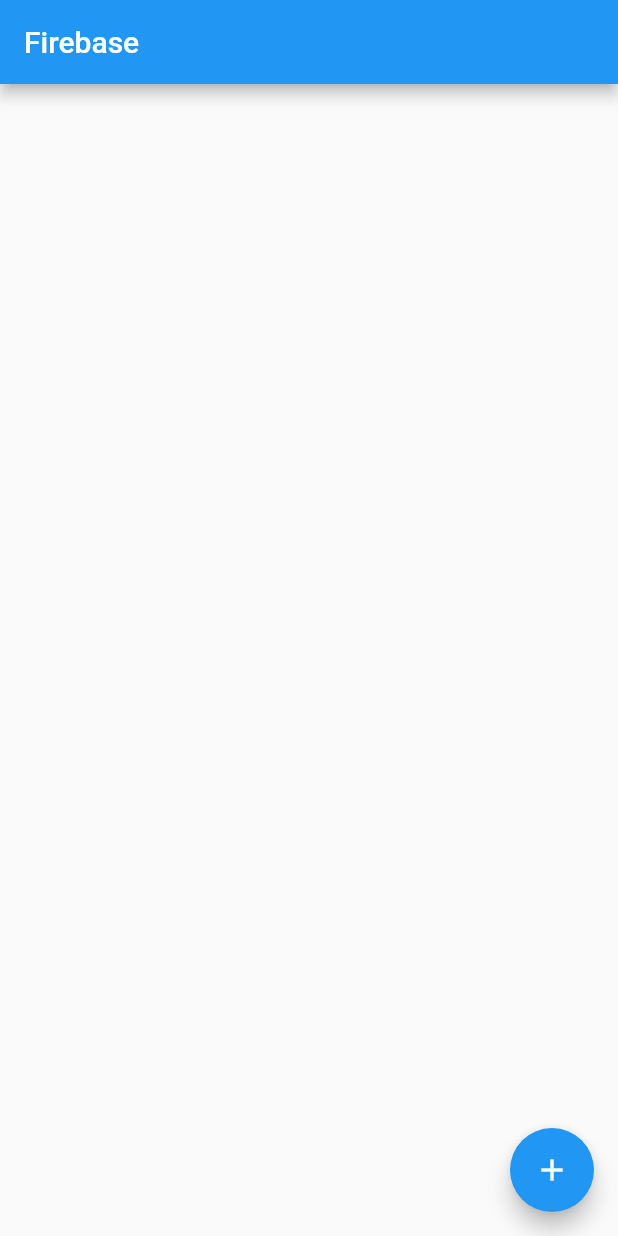
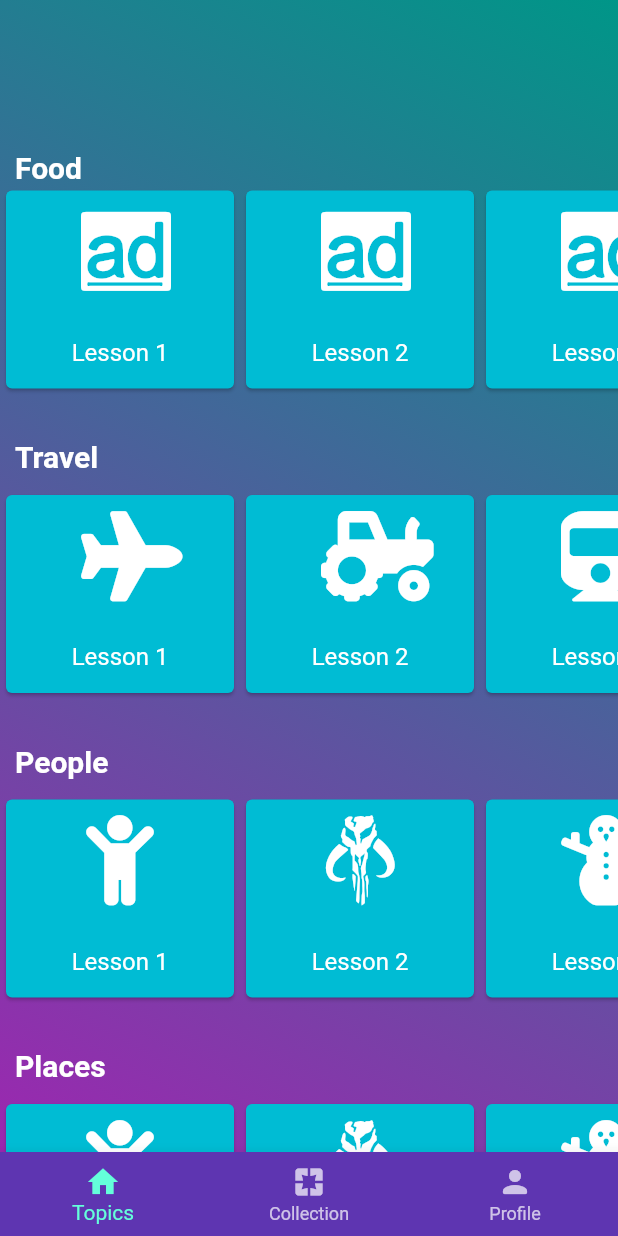
Before and after one commit to carolinemmcg2020/learn_tagalog, a Flutter app: the screen it shows after launch, on a phone screen of 412 x 824 dp. Run offline on Flutter 3.47's test engine with Material 2 defaults, Android fonts, the phone set to English and light mode, and no system bars; our stand-ins replace cloud_firestore, firebase_core, font_awesome_flutter; accounts and stored records are empty.

Commit message:
Homepage Setup

```diff
--- /dev/null
+++ b/lib/bottom_nav_bar.dart
@@ -0,0 +1,68 @@
+import 'package:flutter/material.dart';
+import 'package:learn_tagalog/collection.dart';
+import 'package:learn_tagalog/profile.dart';
+import 'package:learn_tagalog/homepage.dart';
+
+class BottomNavBar extends StatefulWidget{
+
+  @override
+  _BottomNavBarState createState() => _BottomNavBarState();
+}
+
+class _BottomNavBarState extends State<BottomNavBar>{
+  int _selectedIndex = 0;
+
+  final _pageOptions = [
+    Homepage(),
+    Collection(),
+    Profile(),
+  ];
+
+  static const List<Widget> _pages = <Widget>[
+    Icon(
+      Icons.home,
+      size: 150,
+    ),
+    Icon(
+      Icons.pages,
+      size: 150,
+    ),
+    Icon(
+      Icons.person_rounded,
+      size: 150,
+    )
+  ];
+
+  void _onItemTapped(int index){
+    setState((){
+      _selectedIndex = index;
+    });
+  }
+  @override
+  Widget build(BuildContext context) {
+    return Scaffold(
+        body: Center(
+          child: _pageOptions.elementAt(_selectedIndex),
+        ),
+        bottomNavigationBar: BottomNavigationBar(
+          backgroundColor: Colors.deepPurple.shade600,
+          items: [
+            BottomNavigationBarItem(
+              icon: Icon(Icons.home),
+              label: 'Topics',
+            ),
+            BottomNavigationBarItem(
+              icon: Icon(Icons.pages),
+              label: 'Collection',
+            ),
+            BottomNavigationBarItem(
+              icon: Icon(Icons.person_rounded),
+              label: 'Profile',
+            ),
+          ],
+          currentIndex: _selectedIndex,
+          onTap: _onItemTapped,
+        ),
+      );
+  }
+}
--- /dev/null
+++ b/lib/collection.dart
@@ -0,0 +1,26 @@
+import 'package:flutter/material.dart';
+
+class Collection extends StatefulWidget{
+  @override
+  _CollectionState createState() => _CollectionState();
+}
+
+class _CollectionState extends State<Collection>{
+  @override
+  Widget build(BuildContext context) {
+    return Scaffold(
+      body: Center(
+        child: Container(
+          decoration: BoxDecoration(
+            gradient: LinearGradient(
+                begin: Alignment.bottomLeft,
+                end: Alignment.topRight,
+                colors: [Colors.red.shade600, Colors.purple.shade300]
+            ),
+          ),
+        ),
+      ),
+    );
+  }
+
+}
--- /dev/null
+++ b/lib/homepage.dart
@@ -0,0 +1,203 @@
+import 'package:flutter/material.dart';
+import 'package:learn_tagalog/lesson_content.dart';
+import 'reusable_card.dart';
+import 'package:font_awesome_flutter/font_awesome_flutter.dart';
+
+const bottomContainerHeight = 80.0;
+const bottomContainerColor = Color(0xFFEB1555);
+
+
+class Homepage extends StatefulWidget{
+  @override
+  _HomepageState createState() => _HomepageState();
+}
+
+class _HomepageState extends State<Homepage>{
+
+
+  Container MyLessons(String lesson, IconData icon){
+    return Container(
+      width: 160.0,
+        child: Card(
+          color: Colors.cyan,
+          child: Wrap(
+            children: [
+              Container(
+                margin: EdgeInsets.symmetric(horizontal:50.0, vertical: 10.0),
+                  child: Icon(icon, size: 60.0, )
+              ),
+              ListTile(
+                title: Text(lesson, textAlign: TextAlign.center,),
+              ),
+            ],
+          ),
+        ),
+    );
+  }
+
+  @override
+  Widget build(BuildContext context) {
+    return Scaffold(
+      body: Container(
+        decoration: BoxDecoration(
+          gradient: LinearGradient(
+              begin: Alignment.bottomLeft,
+              end: Alignment.topRight,
+              colors: [Colors.purple, Colors.teal]
+          ),
+        ),
+        child: SafeArea(
+          child: ListView(
+            children: [
+              Column(
+                mainAxisAlignment: MainAxisAlignment.start ,
+                children: <Widget>[
+                  SizedBox(
+                    height: 100.0,
+                  ),
+                  Row(
+                    crossAxisAlignment: CrossAxisAlignment.center,
+                    children: [
+                      Container(
+                        margin: EdgeInsets.symmetric(horizontal: 10.0),
+                        child: Text('Food',
+                          style: TextStyle(
+                            fontSize: 20.0,
+                            color: Colors.white,
+                            fontWeight: FontWeight.bold
+                          ),),
+                      ),
+                    ],
+                  ),
+                  Container(
+                    //padding: EdgeInsets.all(20.0),
+                    //margin: EdgeInsets.symmetric(vertical: 20.0),
+                    height: 140.0,
+                    child: ListView(
+                      scrollDirection: Axis.horizontal,
+                      children: [
+                        MyLessons('Lesson 1', FontAwesomeIcons.adversal),
+                        MyLessons('Lesson 2', FontAwesomeIcons.adversal),
+                        MyLessons('Lesson 3', FontAwesomeIcons.adversal),
+                        MyLessons('Lesson 4', FontAwesomeIcons.adversal),
+                      ],
+                    ),
+                  ),
+                ],
+              ),
+              Column(
+                mainAxisAlignment: MainAxisAlignment.start ,
+                children: <Widget>[
+                  SizedBox(
+                    height: 20.0,
+                  ),
+                  Row(
+                    crossAxisAlignment: CrossAxisAlignment.center,
+                    children: [
+                      Container(
+                        padding: EdgeInsets.all(10.0),
+                        child: Text('Travel',
+                          style: TextStyle(
+                            fontSize: 20.0,
+                            fontWeight: FontWeight.bold,
+                            color: Colors.white,
+                          ),),
+                      ),
+                    ],
+                  ),
+                  Container(
+                    //padding: EdgeInsets.all(20.0),
+                    //margin: EdgeInsets.symmetric(vertical: 20.0),
+                    height: 140.0,
+                    child: ListView(
+                      scrollDirection: Axis.horizontal,
+                      children: [
+                        MyLessons('Lesson 1', FontAwesomeIcons.plane),
+                        MyLessons('Lesson 2', FontAwesomeIcons.tractor),
+                        MyLessons('Lesson 3', FontAwesomeIcons.train),
+                        MyLessons('Lesson 4', FontAwesomeIcons.car),
+                      ],
+                    ),
+                  ),
+                ],
+              ),
+              Column(
+                mainAxisAlignment: MainAxisAlignment.start ,
+                children: <Widget>[
+                  SizedBox(
+                    height: 20.0,
+                  ),
+                  Row(
+                    crossAxisAlignment: CrossAxisAlignment.center,
+                    children: [
+                      Container(
+                        padding: EdgeInsets.all(10.0),
+                        child: Text('People',
+                          style: TextStyle(
+                            fontSize: 20.0,
+                            fontWeight: FontWeight.bold,
+                            color: Colors.white,
+                          ),),
+                      ),
+                    ],
+                  ),
+                  Container(
+                    //padding: EdgeInsets.all(20.0),
+                    //margin: EdgeInsets.symmetric(vertical: 20.0),
+                    height: 140.0,
+                    child: ListView(
+                      scrollDirection: Axis.horizontal,
+                      children: [
+                        MyLessons('Lesson 1', FontAwesomeIcons.child),
+                        MyLessons('Lesson 2', FontAwesomeIcons.mandalorian),
+                        MyLessons('Lesson 3', FontAwesomeIcons.snowman),
+                        MyLessons('Lesson 4', FontAwesomeIcons.watchmanMonitoring),
+                      ],
+                    ),
+                  ),
+                ],
+              ),
+              Column(
+                mainAxisAlignment: MainAxisAlignment.start ,
+                children: <Widget>[
+                  SizedBox(
+                    height: 20.0,
+                  ),
+                  Row(
+                    crossAxisAlignment: CrossAxisAlignment.center,
+                    children: [
+                      Container(
+                        padding: EdgeInsets.all(10.0),
+                        child: Text('Places',
+                          style: TextStyle(
+                            fontSize: 20.0,
+                            fontWeight: FontWeight.bold,
+                            color: Colors.white,
+                          ),),
+                      ),
+                    ],
+                  ),
+                  Container(
+                    //padding: EdgeInsets.all(20.0),
+                    //margin: EdgeInsets.symmetric(vertical: 20.0),
+                    height: 140.0,
+                    child: ListView(
+                      scrollDirection: Axis.horizontal,
+                      children: [
+                        MyLessons('Lesson 1', FontAwesomeIcons.child),
+                        MyLessons('Lesson 2', FontAwesomeIcons.mandalorian),
+                        MyLessons('Lesson 3', FontAwesomeIcons.snowman),
+                        MyLessons('Lesson 4', FontAwesomeIcons.watchmanMonitoring),
+                      ],
+                    ),
+                  ),
+                ],
+              ),
+            ],
+          )
+        ),
+      ),
+    );
+  }
+
+}
--- /dev/null
+++ b/lib/lesson_content.dart
@@ -0,0 +1,33 @@
+import 'package:flutter/material.dart';
+
+const labelTextStyle = TextStyle(
+    fontSize: 15.0,
+    color: Color(0xFF8D8E98,
+    ));
+
+class LessonContent extends StatelessWidget {
+
+  LessonContent({@required this.icon, this.label});
+
+  final IconData icon;
+  final String label;
+
+  @override
+  Widget build(BuildContext context) {
+    return Column(
+      mainAxisAlignment: MainAxisAlignment.center,
+      children: <Widget>[
+        Icon(
+          icon,
+          size: 60.0,
+        ),
+        SizedBox(
+          height: 10.0,
+        ),
+        Text(label,
+          style: labelTextStyle,
+        ),
+      ],
+    );
+  }
+}
--- a/lib/main.dart
+++ b/lib/main.dart
@@ -1,5 +1,6 @@
 import 'package:flutter/material.dart';
 import 'package:firebase_core/firebase_core.dart';
+import 'bottom_nav_bar.dart';
 import 'package:cloud_firestore/cloud_firestore.dart';
 
 void main() async {
@@ -13,49 +14,13 @@ class MyApp extends StatelessWidget {
   @override
   Widget build(BuildContext context) {
     return MaterialApp(
-      title: 'Flutter Demo',
+      title: 'Tagalog',
       theme: ThemeData(
-        // This is the theme of your application.
-        //
-        // Try running your application with "flutter run". You'll see the
-        // application has a blue toolbar. Then, without quitting the app, try
-        // changing the primarySwatch below to Colors.green and then invoke
-        // "hot reload" (press "r" in the console where you ran "flutter run",
-        // or simply save your changes to "hot reload" in a Flutter IDE).
-        // Notice that the counter didn't reset back to zero; the application
-        // is not restarted.
-        primarySwatch: Colors.blue,
+        primarySwatch: Colors.teal,
+        brightness: Brightness.dark,
       ),
-      home: Scaffold(
-        appBar: AppBar(
-          title: const Text('Firebase'),
-        ),
-        floatingActionButton: FloatingActionButton(
-          onPressed: () => FirebaseFirestore.instance
-          .collection('testing')
-          .add({'timestamp': Timestamp.fromDate(DateTime.now())}),
-          child: Icon(Icons.add),
-        ),
-        body: StreamBuilder(
-            stream: FirebaseFirestore.instance.collection('testing').snapshots(),
-            builder: (
-              BuildContext context,
-              AsyncSnapshot<QuerySnapshot> snapshot,
-          ) {
-              if (!snapshot.hasData) return const SizedBox.shrink();
-              return ListView.builder(
-                itemCount: snapshot.data.docs.length,
-                itemBuilder: (BuildContext context, int index){
-                  final docData = snapshot.data.docs[index];
-                  final dateTime = (docData['timestamp'] as Timestamp).toDate();
-                  return ListTile(
-                    title: Text(dateTime.toString()),
-                  );
-                }
-              );
-          },
-        ),
-      ),
+      debugShowCheckedModeBanner: false,
+      home: BottomNavBar(),
     );
   }
 }
--- /dev/null
+++ b/lib/profile.dart
@@ -0,0 +1,26 @@
+import 'package:flutter/material.dart';
+
+class Profile extends StatefulWidget{
+  @override
+  _ProfileState createState()=> _ProfileState();
+}
+
+class _ProfileState extends State<Profile>{
+  @override
+  Widget build(BuildContext context) {
+    return Scaffold(
+      body: Center(
+        child: Container(
+          decoration: BoxDecoration(
+            gradient: LinearGradient(
+              begin: Alignment.bottomLeft,
+              end: Alignment.topRight,
+              colors: [Colors.purple, Colors.blue]
+            ),
+          ),
+        ),
+      ),
+    );
+  }
+
+}
--- /dev/null
+++ b/lib/reusable_card.dart
@@ -0,0 +1,25 @@
+import 'package:flutter/material.dart';
+
+class ReuseableCard extends StatelessWidget {
+
+  ReuseableCard({@required this.colour, this.cardChild, this.onPress});
+
+  final Color colour;
+  final Widget cardChild;
+  final Function onPress;
+
+  @override
+  Widget build(BuildContext context) {
+    return GestureDetector(
+      onTap: onPress,
+      child: Container(
+        child: cardChild,
+        margin: EdgeInsets.all(15.0),
+        decoration: BoxDecoration(
+            color: colour,
+            borderRadius: BorderRadius.circular(10.0)
+        ),
+      ),
+    );
+  }
+}
```
Also changed, not shown: pubspec.yaml (+8 -5 lines), pubspec.lock, 2 other files.
